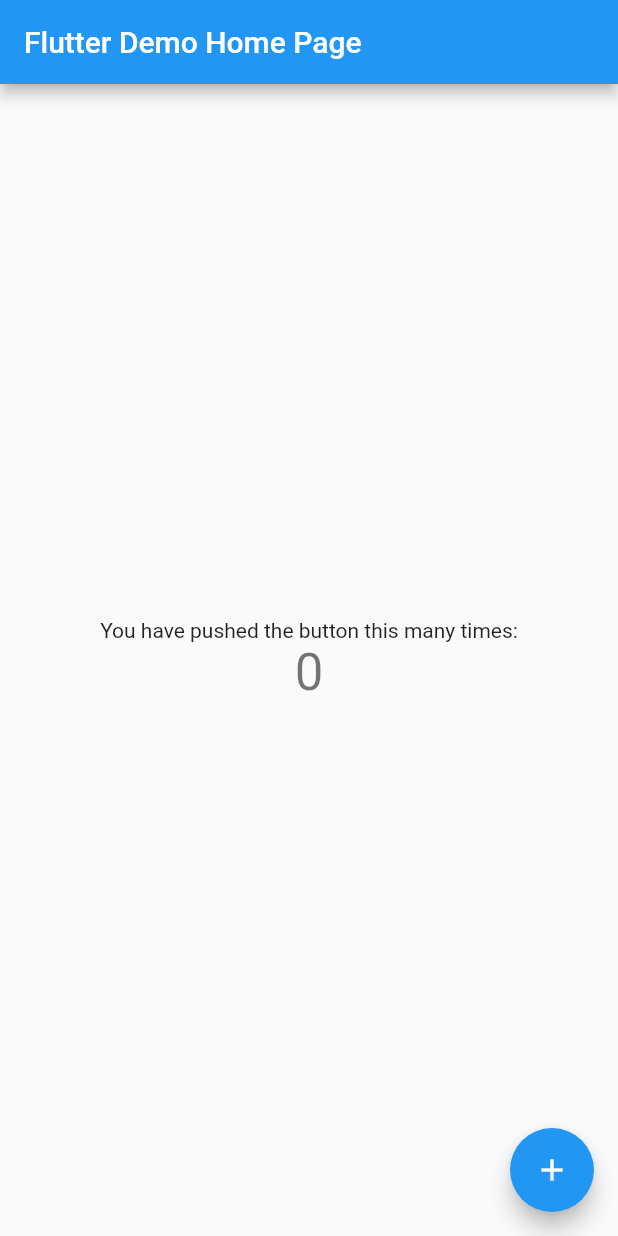
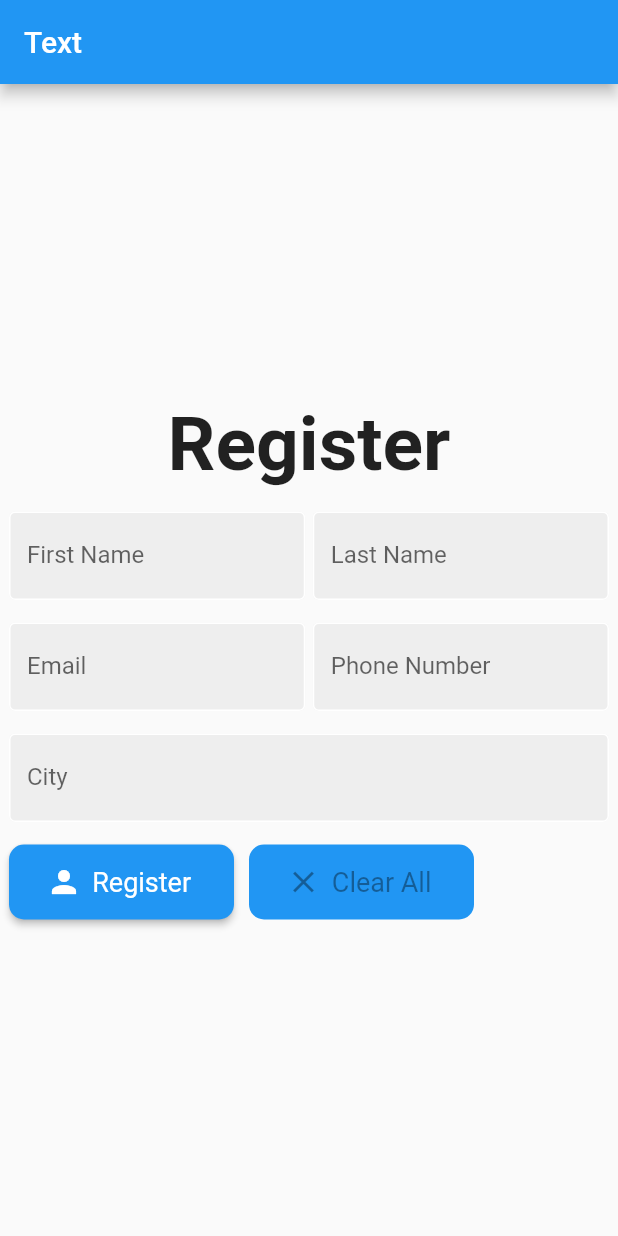
Before and after one commit to Rikveet/Subscription-App, a Flutter app: the screen it shows after launch, on a phone screen of 412 x 824 dp. Run offline on Flutter 3.47's test engine with Material 2 defaults, Android fonts, the phone set to English and light mode, and no system bars.

```diff
--- a/lib/main.dart
+++ b/lib/main.dart
@@ -1,13 +1,13 @@
 import 'package:flutter/material.dart';
-import 'package:radha_swami_management_system/constants.dart';
-import 'package:supabase_flutter/supabase_flutter.dart';
+import 'package:radha_swami_management_system/screens/register_attendee.dart';
+// import 'package:radha_swami_management_system/constants.dart';
+// import 'package:supabase_flutter/supabase_flutter.dart';
 
 void main() async {
-
-  await Supabase.initialize( // initialize supabase
-    url: Constants.SUPABASE_URL,
-    anonKey: Constants.SUPABASE_KEY,
-  );
+  // await Supabase.initialize( // initialize supabase
+  //   url: Constants.SUPABASE_URL,
+  //   anonKey: Constants.SUPABASE_KEY,
+  // );
 
   runApp(const MyApp()); // launch app
 }
@@ -15,7 +15,7 @@ void main() async {
 class MyApp extends StatelessWidget {
   const MyApp({super.key});
 
-  // This widget is the root of your application.
+  // root
   @override
   Widget build(BuildContext context) {
     return MaterialApp(
@@ -23,52 +23,11 @@ class MyApp extends StatelessWidget {
       theme: ThemeData(
         primarySwatch: Colors.blue,
       ),
-      home: const MyHomePage(title: 'Flutter Demo Home Page'),
-    );
-  }
-}
-
-class MyHomePage extends StatefulWidget {
-  const MyHomePage({super.key, required this.title});
-  final String title;
-
-  @override
-  State<MyHomePage> createState() => _MyHomePageState();
-}
-
-class _MyHomePageState extends State<MyHomePage> {
-  int _counter = 0;
-
-  void _incrementCounter() {
-    setState(() {
-      _counter++;
-    });
-  }
-
-  @override
-  Widget build(BuildContext context) {
-    return Scaffold(
-      appBar: AppBar(
-        title: Text(widget.title),
-      ),
-      body: Center(
-        child: Column(
-          mainAxisAlignment: MainAxisAlignment.center,
-          children: <Widget>[
-            const Text(
-              'You have pushed the button this many times:',
-            ),
-            Text(
-              '$_counter',
-              style: Theme.of(context).textTheme.headlineMedium,
-            ),
-          ],
+      home: Scaffold(
+        appBar: AppBar(
+          title: const Text('Text'),
         ),
-      ),
-      floatingActionButton: FloatingActionButton(
-        onPressed: _incrementCounter,
-        tooltip: 'Increment',
-        child: const Icon(Icons.add),
+        body: const RegisterAttendeeForm(),
       ),
     );
   }
--- /dev/null
+++ b/lib/screens/register_attendee.dart
@@ -0,0 +1,183 @@
+import 'package:flutter/material.dart';
+import 'package:radha_swami_management_system/widgets/input_field.dart';
+import 'package:radha_swami_management_system/widgets/input_row.dart';
+
+class RegisterAttendeeForm extends StatefulWidget {
+  const RegisterAttendeeForm({super.key});
+
+  @override
+  RegisterAttendeeFormState createState() {
+    return RegisterAttendeeFormState();
+  }
+}
+
+class RegisterAttendeeFormState extends State<RegisterAttendeeForm> {
+  final formKey = GlobalKey<FormState>();
+
+  static const title = Text(
+    'Register',
+    style: TextStyle(fontWeight: FontWeight.bold, fontSize: 50),
+  );
+
+  static const gapH = SizedBox(
+    // standard gap between rows
+    height: 15,
+  );
+
+  static ButtonStyle buttonStyle = ButtonStyle(
+      // styling for menu buttons
+      shape: MaterialStateProperty.all(
+        RoundedRectangleBorder(borderRadius: BorderRadius.circular(10.0)),
+      ),
+      textStyle: MaterialStateProperty.all(const TextStyle(fontSize: 18)),
+      backgroundColor: MaterialStateProperty.all(Colors.blue),
+      fixedSize: MaterialStateProperty.all(const Size(150, 50)));
+
+  // field value controllers to retrive latest value
+  TextEditingController firstNameC = TextEditingController();
+  TextEditingController lastNameC = TextEditingController();
+  TextEditingController emailC = TextEditingController();
+  TextEditingController phoneNumberC = TextEditingController();
+  TextEditingController cityC = TextEditingController();
+
+  bool fieldsEmpty = true;
+
+  @override
+  Widget build(BuildContext context) {
+    return Scaffold(
+      body: Center(
+        child: Container(
+          alignment: Alignment.center,
+          constraints: const BoxConstraints(maxWidth: 400),
+          height: MediaQuery.of(context).size.height,
+          child: Form(
+            key: formKey,
+            onChanged: () {
+              if (fieldsEmpty) {
+                setState(() {
+                  // check if all fields are empty
+                  fieldsEmpty = firstNameC.text.isEmpty &&
+                      lastNameC.text.isEmpty &&
+                      emailC.text.isEmpty &&
+                      phoneNumberC.text.isEmpty &&
+                      cityC.text.isEmpty;
+                });
+              }
+            },
+            child: Column(
+              mainAxisAlignment: MainAxisAlignment.center,
+              children: [
+                title,
+                gapH,
+                InputRow(
+                  children: [
+                    InputField(
+                      controller: firstNameC,
+                      labelText: 'First Name',
+                      validator: (value) {
+                        if (value == null || value.isEmpty) {
+                          return "Required*";
+                        }
+                        return null;
+                      },
+                    ),
+                    InputField(
+                      controller: lastNameC,
+                      labelText: 'Last Name',
+                      validator: (value) {
+                        if (value == null || value.isEmpty) {
+                          return "Required*";
+                        }
+                        return null;
+                      },
+                    ),
+                  ],
+                ),
+                gapH,
+                InputRow(children: [
+                  InputField(
+                    controller: emailC,
+                    labelText: 'Email',
+                    validator: (value) {
+                      if (value == null || value.isEmpty) {
+                        return "Required*";
+                      }
+                      return null;
+                    },
+                  ),
+                  InputField(
+                    controller: phoneNumberC,
+                    labelText: 'Phone Number',
+                    validator: (value) {
+                      return null;
+                    },
+                  ),
+                ]),
+                gapH,
+                InputField(
+                  controller: cityC,
+                  labelText: 'City',
+                  validator: (value) {
+                    if (value == null || value.isEmpty) {
+                      return "Required*";
+                    }
+                    return null;
+                  },
+                ),
+                gapH,
+                Row(children: [
+                  ElevatedButton.icon(
+                    onPressed: () {
+                      if (formKey.currentState!.validate()) {
+                        Map<dynamic, String> payload = {
+                          'firstName': firstNameC.text,
+                          'lastName': lastNameC.text,
+                          'email': emailC.text,
+                          'city': cityC.text
+                        };
+                        if (phoneNumberC.text.isNotEmpty) {
+                          payload['phoneNumber'] = phoneNumberC.text;
+                        }
+                        debugPrint('${payload}');
+                        ScaffoldMessenger.of(context).showSnackBar(
+                          const SnackBar(content: Text('Processing Data')),
+                        );
+                      }
+                    },
+                    style: buttonStyle,
+                    icon: const Icon(Icons.person),
+                    label: const Text('Register'),
+                  ),
+                  const SizedBox(
+                    width: 10,
+                  ),
+                  ElevatedButton.icon(
+                    onPressed: fieldsEmpty
+                        ? null
+                        : () {
+                            formKey.currentState?.reset();
+                            setState(() {
+                              firstNameC.text = '';
+                              lastNameC.text = '';
+                              emailC.text = '';
+                              phoneNumberC.text = '';
+                              cityC.text = '';
+                              fieldsEmpty = true;
+                            });
+                            ScaffoldMessenger.of(context).showSnackBar(
+                              const SnackBar(content: Text('Cleared')),
+                            );
+                          },
+                    style: buttonStyle,
+                    icon: const Icon(Icons.clear),
+                    label: const Text('Clear All'),
+                  ),
+                ]),
+              ],
+            ),
+          ),
+        ),
+      ),
+    );
+  }
+}
--- /dev/null
+++ b/lib/widgets/input_field.dart
@@ -0,0 +1,32 @@
+import 'package:flutter/material.dart';
+
+class InputField extends StatelessWidget {
+  final String labelText;
+  final FormFieldValidator<String> validator;
+  final TextEditingController controller;
+
+  const InputField(
+      {super.key,
+      required this.labelText,
+      required this.validator,
+      required this.controller});
+  @override
+  Widget build(BuildContext context) {
+    return TextFormField(
+      controller: controller,
+      autovalidateMode: AutovalidateMode.onUserInteraction,
+      validator: validator,
+      decoration: InputDecoration(
+          // border styling
+          enabledBorder: const OutlineInputBorder(
+              borderSide: BorderSide(color: Colors.white)),
+          focusedBorder: const OutlineInputBorder(
+              borderSide: BorderSide(color: Colors.grey)),
+          errorBorder: const OutlineInputBorder(
+              borderSide: BorderSide(color: Colors.red)),
+          fillColor: const Color(0xFFEEEEEE),
+          filled: true,
+          labelText: labelText),
+    );
+  }
+}
--- /dev/null
+++ b/lib/widgets/input_row.dart
@@ -0,0 +1,24 @@
+import 'package:flutter/material.dart';
+
+class InputRow extends StatelessWidget {
+  final List<Widget> children;
+  final double gapSize;
+
+  const InputRow({super.key, required this.children, this.gapSize = 5});
+
+  @override
+  Widget build(BuildContext context) {
+    List<Widget> _children = [];
+    for (var child in children) {
+      _children.addAll([
+        Expanded(child: child),
+        SizedBox(width: gapSize),
+      ]);
+    }
+    _children.removeLast();
+    return Row(
+      crossAxisAlignment: CrossAxisAlignment.start,
+      children: _children,
+    );
+  }
+}
```
